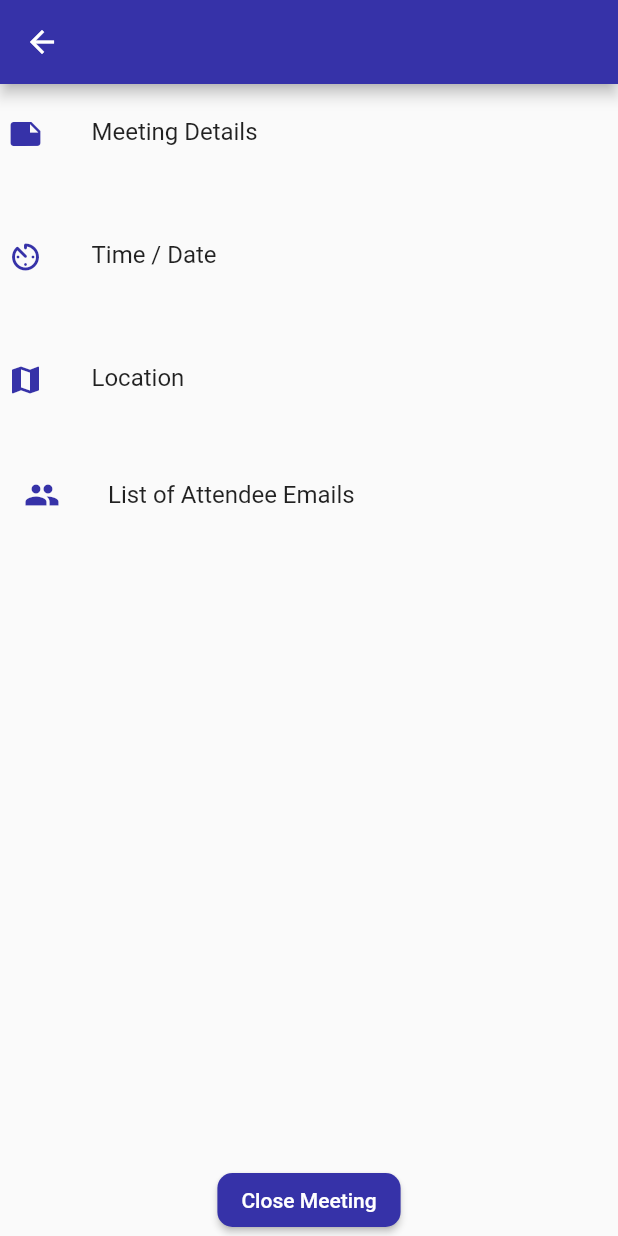
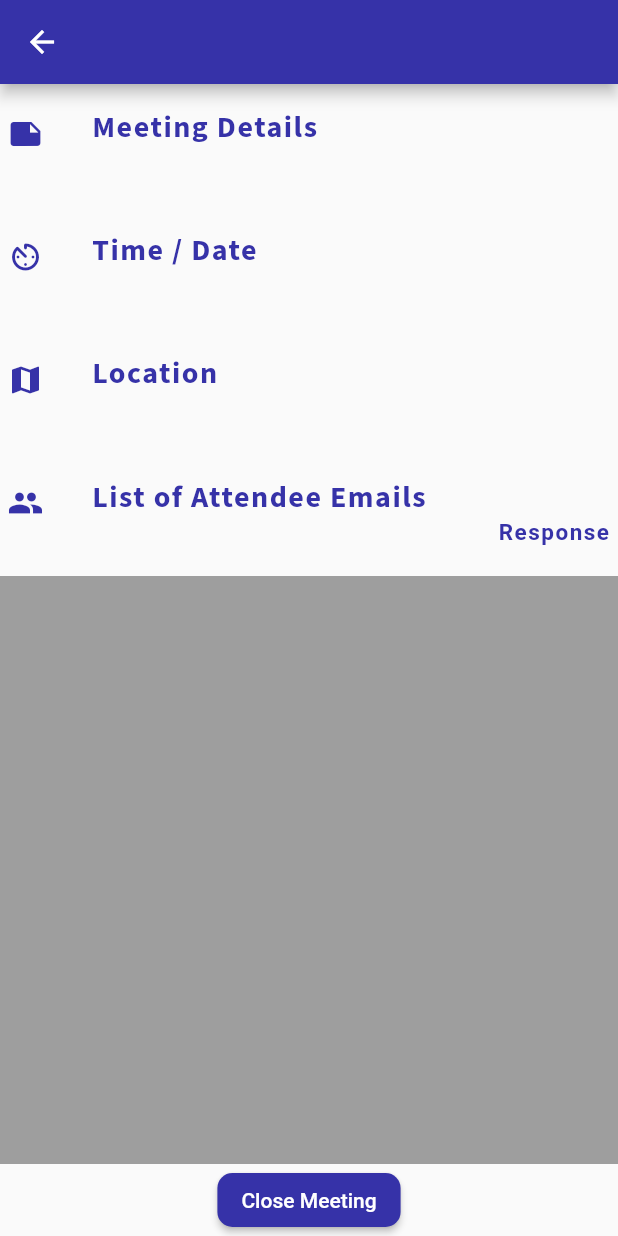
Before and after one commit to TeddyBonkerz/SyncUp, a Flutter app: the MeetingDetails screen opened directly with empty values, on a phone screen of 412 x 824 dp. Run offline on Flutter 3.47's test engine with Material 2 defaults, Android fonts, the light colour scheme and no system bars; our stand-ins replace cloud_firestore, firebase_auth, firebase_core, flutter_spinkit, google_fonts; missing offline and left inert: empty_widget, mailer; accounts and stored records are empty.

Commit message:
Finished styling meeting details, if i have more time i will play around more!

```diff
--- a/lib/screens/meeting_details.dart
+++ b/lib/screens/meeting_details.dart
@@ -4,6 +4,7 @@ import 'package:flutter/services.dart';
 import 'package:provider/provider.dart';
 import 'package:syncup/constants.dart';
 import 'package:syncup/models/userModel.dart';
+import 'package:google_fonts/google_fonts.dart';
 import 'package:syncup/services/DatabaseService.dart';
 
 class MeetingDetails extends StatefulWidget {
@@ -57,8 +58,17 @@ class _MeetingDetails extends State<MeetingDetails> {
                             color: primaryColor,
                           ),
                       contentPadding: const EdgeInsets.all(5.0),
-                      title: Text('Meeting Details'),
+                      title: Text('Meeting Details',
+                        style: GoogleFonts.sourceSansPro(
+                        fontSize: 20,
+                        color: primaryColor,
+                        letterSpacing: 1,
+                        fontWeight: FontWeight.bold)),
                       subtitle: Text(meeting.data()['content'],
+                      style: GoogleFonts.sourceSansPro(
+                          fontSize: 15,
+                          color: Colors.black,
+                          letterSpacing: 1),
                       textAlign: TextAlign.left,)
                     ),
                     // Time and Date Info
@@ -68,8 +78,17 @@ class _MeetingDetails extends State<MeetingDetails> {
                             color: primaryColor,
                           ),
                         contentPadding: const EdgeInsets.all(5.0),
-                        title: Text('Time / Date'),
-                        subtitle: Text(meeting.data()['dateTime'])),
+                        title: Text('Time / Date',
+                          style: GoogleFonts.sourceSansPro(
+                          fontSize: 20,
+                          color: primaryColor,
+                          letterSpacing: 1,
+                          fontWeight: FontWeight.bold)),
+                        subtitle: Text(meeting.data()['dateTime'],
+                        style: GoogleFonts.sourceSansPro(
+                          fontSize: 15,
+                          color: Colors.black,
+                          letterSpacing: 1))),
                     // Location Info
                     ListTile(
                         leading: Icon(
@@ -77,8 +96,17 @@ class _MeetingDetails extends State<MeetingDetails> {
                             color: primaryColor,
                           ),
                         contentPadding: const EdgeInsets.all(5.0),
-                        title: Text('Location'),
-                        subtitle: Text(meeting.data()['location'])),
+                        title: Text('Location',
+                          style: GoogleFonts.sourceSansPro(
+                          fontSize: 20,
+                          color: primaryColor,
+                          letterSpacing: 1,
+                          fontWeight: FontWeight.bold)),
+                        subtitle: Text(meeting.data()['location'],
+                          style: GoogleFonts.sourceSansPro(
+                          fontSize: 15,
+                          color: Colors.black,
+                          letterSpacing: 1))),
                   ],
                 ),
                 // View who is attending List
@@ -87,18 +115,37 @@ class _MeetingDetails extends State<MeetingDetails> {
                             Icons.people,
                             color: primaryColor,
                           ),
-                  title: Text('List of Attendee Emails')),
+                  contentPadding: const EdgeInsets.all(5.0),
+                  title:
+                  Text('List of Attendee Emails',
+                    style: GoogleFonts.sourceSansPro(
+                    fontSize: 20,
+                    color: primaryColor,
+                    letterSpacing: 1,
+                    fontWeight: FontWeight.bold)),
+                    subtitle: Text('Response',
+                        textAlign: TextAlign.right,
+                        style:TextStyle(
+                          fontSize: 15,
+                          fontWeight: FontWeight.bold,
+                          letterSpacing: 1,
+                          color: primaryColor),
+                      ),
+                    ),
 
                 Expanded(
                   child:
-                  ListView.builder(
+                  Container(
+                    color: Colors.grey,
+                    child: ListView.builder(
                       itemCount: meeting
                           .data()['attendeeList']
                           .length, // filler till we have actual list length
                       itemBuilder: (context, index) {
                         return ListTile(
                           // will change to variables / values when we have actual list to grab from
-                        trailing: Icon(
+                          trailing:
+                          Icon(
                             meeting
                                         .data()['attendeeList'][index]['response']
                                         .toString() ==
@@ -119,6 +166,7 @@ class _MeetingDetails extends State<MeetingDetails> {
                           ),
                           );
                       },
+                    ),
                   ),
                 ),
                 ElevatedButton(
```
Lines whose indentation alone changed are shown as unchanged.
